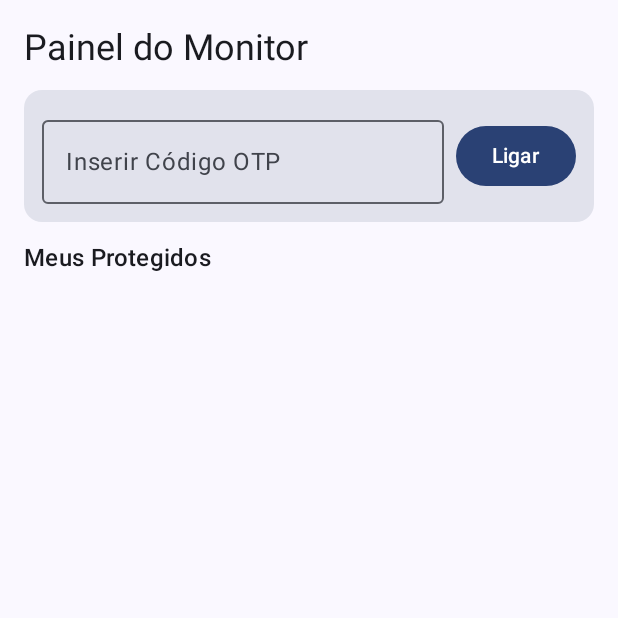
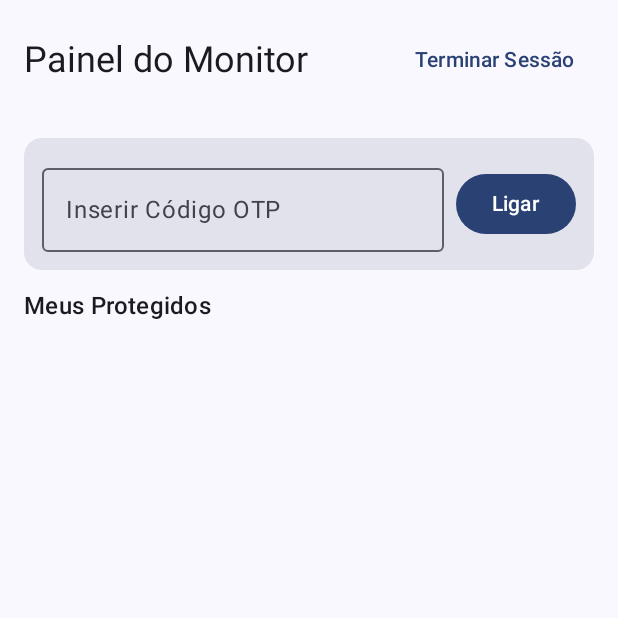
Before and after one commit to gustavotcosta79/Kotlin-SafetYSec-AMOV2526, an Android app built with Jetpack Compose: the composable MonitorDashboard shown on its own in the app's theme, on a phone screen of 412 x 824 dp, the top half of it. Run offline under Robolectric (Android 15) with nearby library versions, the phone set to English and light mode, and no system bars; our stand-ins replace Firebase (no records; nobody signed in at launch, a user with empty details on screens opened directly).

Commit message:
logouts feitos

```diff
--- a/app/src/main/java/pt/isec/amov/safetysec/ui/screens/monitor/MonitorDashboard.kt
+++ b/app/src/main/java/pt/isec/amov/safetysec/ui/screens/monitor/MonitorDashboard.kt
@@ -19,10 +19,10 @@ import pt.isec.amov.safetysec.data.model.User
 import pt.isec.amov.safetysec.viewmodel.AuthViewModel
 
 @Composable
-fun MonitorDashboard(viewModel: AuthViewModel) {
+fun MonitorDashboard(authViewModel: AuthViewModel, onLogout: () -> Unit) {
     // Inicia a escuta de alertas em tempo real ao abrir o ecrã
     LaunchedEffect(Unit) {
-        viewModel.startObservingAlerts()
+        authViewModel.startObservingAlerts()
     }
 
     // --- ESTADOS PARA O MAPA ---
@@ -51,7 +51,22 @@ fun MonitorDashboard(viewModel: AuthViewModel) {
     }
 
     Column(modifier = Modifier.fillMaxSize().padding(16.dp)) {
-        Text("Painel do Monitor", style = MaterialTheme.typography.headlineSmall)
+        // --- CABEÇALHO COM LOGOUT ---
+        Row(
+            modifier = Modifier.fillMaxWidth(),
+            horizontalArrangement = Arrangement.SpaceBetween,
+            verticalAlignment = Alignment.CenterVertically
+        ) {
+            Text("Painel do Monitor", style = MaterialTheme.typography.headlineSmall)
+
+            TextButton(onClick = {
+                authViewModel.onLogoutClick { onLogout() }
+            }) {
+                Text("Terminar Sessão")
+            }
+        }
+
+        Spacer(modifier = Modifier.height(16.dp))
 
         // 1. SECÇÃO DE ADICIONAR PROTEGIDO (Compacta)
         Card(
@@ -63,16 +78,16 @@ fun MonitorDashboard(viewModel: AuthViewModel) {
                 verticalAlignment = Alignment.CenterVertically
             ) {
                 OutlinedTextField(
-                    value = viewModel.codeInput,
-                    onValueChange = { viewModel.codeInput = it },
+                    value = authViewModel.codeInput,
+                    onValueChange = { authViewModel.codeInput = it },
                     label = { Text("Inserir Código OTP") },
                     modifier = Modifier.weight(1f),
                     singleLine = true
                 )
                 Spacer(modifier = Modifier.width(8.dp))
                 Button(
-                    onClick = { viewModel.onLinkSubmit { /* Feedback sucesso */ } },
-                    enabled = !viewModel.isLoading
+                    onClick = { authViewModel.onLinkSubmit { /* Feedback sucesso */ } },
+                    enabled = !authViewModel.isLoading
                 ) {
                     Text("Ligar")
                 }
@@ -87,9 +102,9 @@ fun MonitorDashboard(viewModel: AuthViewModel) {
         )
 
         LazyColumn(modifier = Modifier.weight(1f)) {
-            items(viewModel.monitoredUsers) { protegido ->
+            items(authViewModel.monitoredUsers) { protegido ->
                 // Verifica se este protegido tem um alerta ativo
-                val alertaVinculado = viewModel.activeAlerts.find { it.userEmail == protegido.email }
+                val alertaVinculado = authViewModel.activeAlerts.find { it.userEmail == protegido.email }
                 val temAlerta = alertaVinculado != null
 
                 Card(
--- a/app/src/main/java/pt/isec/amov/safetysec/ui/screens/protected/ProtectedDashboard.kt
+++ b/app/src/main/java/pt/isec/amov/safetysec/ui/screens/protected/ProtectedDashboard.kt
@@ -26,7 +26,8 @@ import pt.isec.amov.safetysec.viewmodel.ProtegidoViewModelFactory
 
 @Composable
 fun ProtectedDashboard(
-    authViewModel: AuthViewModel // Usado para saber QUEM é o user e gerir o OTP
+    authViewModel: AuthViewModel, // Usado para saber QUEM é o user e gerir o OTP
+    onLogout: () -> Unit
 ) {
     val context = LocalContext.current
     val user = authViewModel.currentUser
@@ -195,7 +196,7 @@ fun ProtectedDashboard(
 
         Spacer(modifier = Modifier.height(16.dp))
 
-        TextButton(onClick = { authViewModel.onLogoutClick { /* Navegação no NavHost */ } }) {
+        TextButton(onClick = { authViewModel.onLogoutClick {onLogout()} }) {
             Text("Terminar Sessão")
         }
     }
```
Also changed, not shown: app/src/main/AndroidManifest.xml (+6 -3 lines), app/src/main/java/pt/isec/amov/safetysec/ui/navigation/AppNavigation.kt (+7 -1 lines), app/src/main/java/pt/isec/amov/safetysec/ui/screens/MainDashboardScreen.kt (+6 -3 lines), app/src/main/java/pt/isec/amov/safetysec/managers/LocationManager.kt (line endings or trailing spaces).
